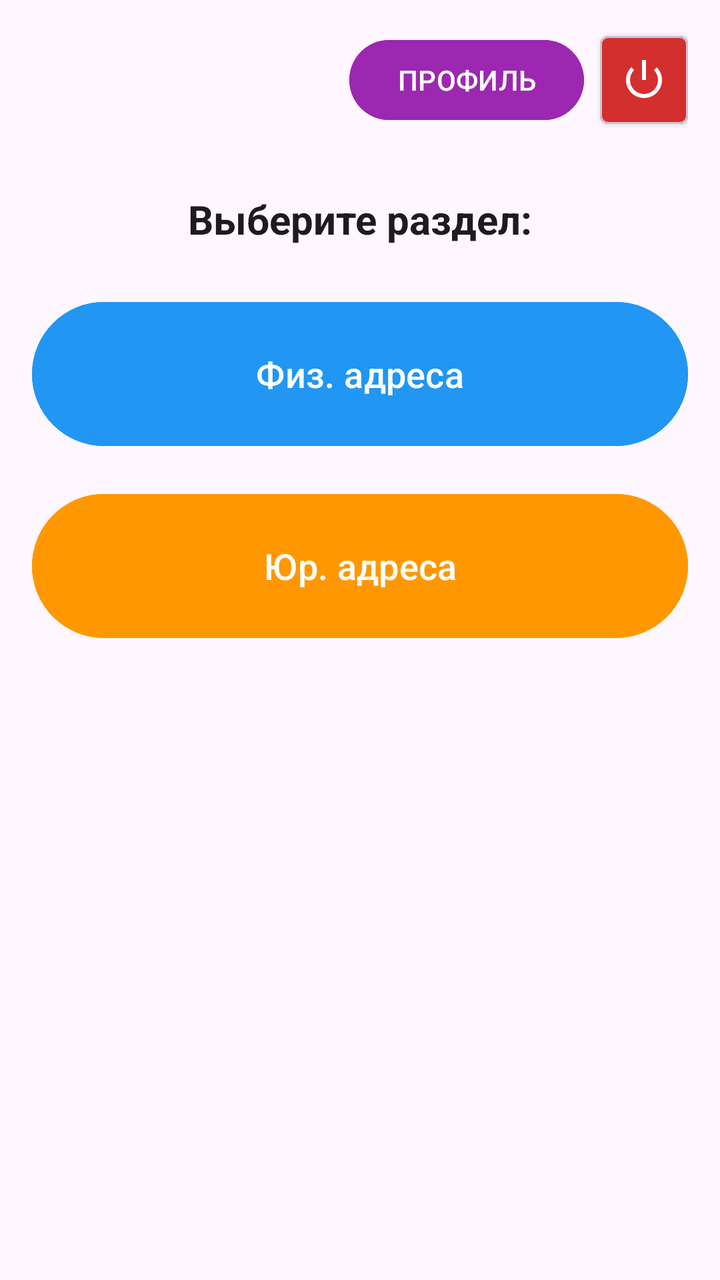
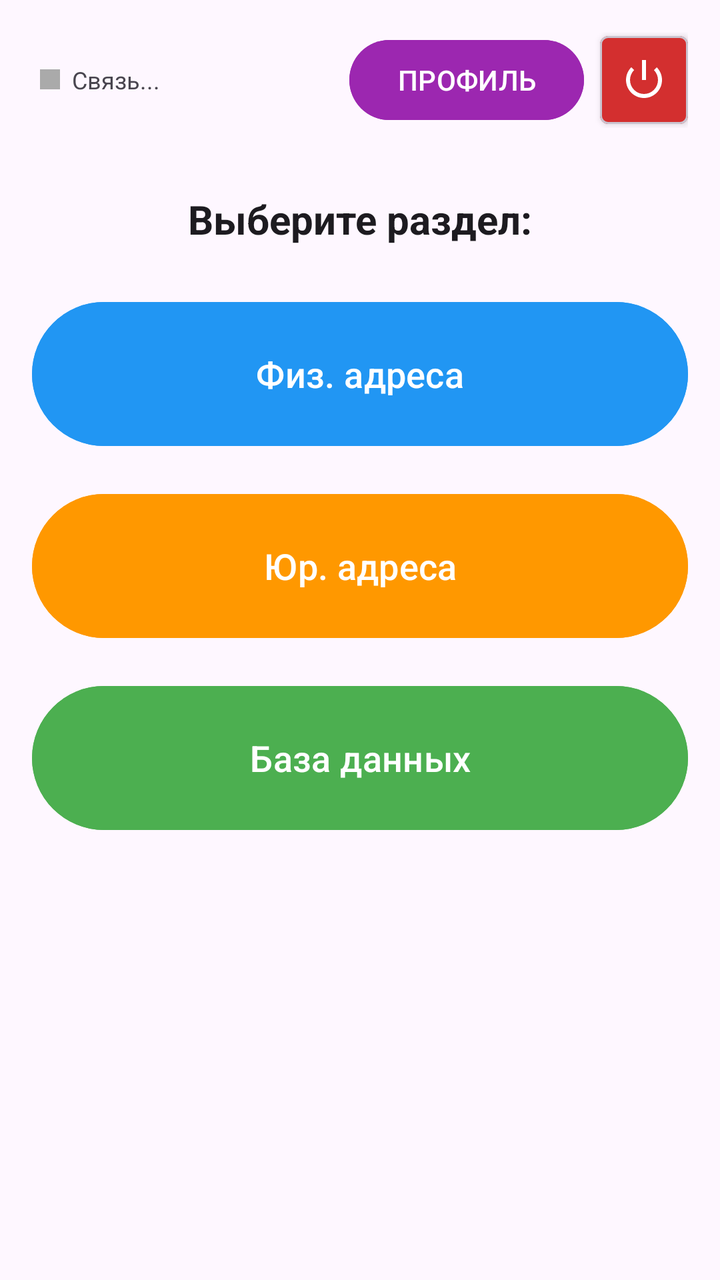

The first picture is an Android layout as it rendered before a commit; the second is the same layout after the commit. The layout source and the unified diff follow.
<!-- AndroidManifest.xml: application theme Theme.BaseHome -->
<!-- res/layout/activity_main.xml -->
<?xml version="1.0" encoding="utf-8"?>
<LinearLayout xmlns:android="http://schemas.android.com/apk/res/android"
    xmlns:app="http://schemas.android.com/apk/res-auto"
    android:layout_width="match_parent"
    android:layout_height="match_parent"
    android:orientation="vertical"
    android:padding="16dp"
    android:fitsSystemWindows="true"
    android:background="?android:attr/windowBackground">

    
    <RelativeLayout
        android:layout_width="match_parent"
        android:layout_height="wrap_content"
        android:layout_marginBottom="32dp">

        <LinearLayout
            android:layout_width="wrap_content"
            android:layout_height="wrap_content"
            android:layout_alignParentEnd="true"
            android:orientation="horizontal"
            android:gravity="center_vertical">

            <Button
                android:id="@+id/btnProfile"
                android:layout_width="wrap_content"
                android:layout_height="wrap_content"
                android:text="ПРОФИЛЬ"
                android:backgroundTint="#9C27B0"
                android:layout_marginEnd="8dp" />

            <com.google.android.material.card.MaterialCardView
                android:layout_width="44dp"
                android:layout_height="44dp"
                app:cardBackgroundColor="#D32F2F"
                app:cardCornerRadius="4dp"
                app:cardElevation="2dp">

                <ImageButton
                    android:id="@+id/btnLogout"
                    android:layout_width="match_parent"
                    android:layout_height="match_parent"
                    android:src="@android:drawable/ic_lock_power_off"
                    android:background="?android:attr/selectableItemBackground"
                    app:tint="@android:color/white"
                    android:scaleType="centerInside"
                    android:contentDescription="Выйти" />
            </com.google.android.material.card.MaterialCardView>
        </LinearLayout>
    </RelativeLayout>

    <TextView
        android:layout_width="wrap_content"
        android:layout_height="wrap_content"
        android:layout_gravity="center_horizontal"
        android:text="Выберите раздел:"
        android:textSize="20sp"
        android:textStyle="bold"
        android:textColor="?android:attr/textColorPrimary"
        android:layout_marginBottom="24dp" />

    <Button
        android:id="@+id/btnPhysicalSection"
        android:layout_width="match_parent"
        android:layout_height="80dp"
        android:text="Физ. адреса"
        android:textSize="18sp"
        android:backgroundTint="#2196F3"
        android:layout_marginBottom="16dp" />

    <Button
        android:id="@+id/btnBusinessSection"
        android:layout_width="match_parent"
        android:layout_height="80dp"
        android:text="Юр. адреса"
        android:textSize="18sp"
        android:backgroundTint="#FF9800" />

</LinearLayout>
<!-- resources referenced by this layout -->
<resources>
  <style name="Theme.BaseHome" parent="Base.Theme.BaseHome" />
  <style name="Base.Theme.BaseHome" parent="Theme.Material3.DayNight.NoActionBar">
          
          
      </style>
</resources>

<!-- the commit's change to res/layout/activity_main.xml (unified diff, before → after) -->
@@ -13,6 +13,33 @@
         android:layout_width="match_parent"
         android:layout_height="wrap_content"
         android:layout_marginBottom="32dp">
+
+        
+        <LinearLayout
+            android:id="@+id/llConnectionStatus"
+            android:layout_width="wrap_content"
+            android:layout_height="wrap_content"
+            android:layout_alignParentStart="true"
+            android:layout_centerVertical="true"
+            android:orientation="horizontal"
+            android:gravity="center_vertical"
+            android:padding="4dp">
+
+            <View
+                android:id="@+id/vConnectionIndicator"
+                android:layout_width="10dp"
+                android:layout_height="10dp"
+                android:background="@android:color/darker_gray" />
+
+            <TextView
+                android:id="@+id/tvConnectionStatus"
+                android:layout_width="wrap_content"
+                android:layout_height="wrap_content"
+                android:layout_marginStart="6dp"
+                android:text="Связь..."
+                android:textSize="12sp"
+                android:textColor="?android:attr/textColorSecondary" />
+        </LinearLayout>
 
         <LinearLayout
             android:layout_width="wrap_content"
@@ -74,6 +101,15 @@
         android:layout_height="80dp"
         android:text="Юр. адреса"
         android:textSize="18sp"
-        android:backgroundTint="#FF9800" />
+        android:backgroundTint="#FF9800"
+        android:layout_marginBottom="16dp" />
+
+    <Button
+        android:id="@+id/btnDatabase"
+        android:layout_width="match_parent"
+        android:layout_height="80dp"
+        android:text="База данных"
+        android:textSize="18sp"
+        android:backgroundTint="#4CAF50" />
 
 </LinearLayout>
